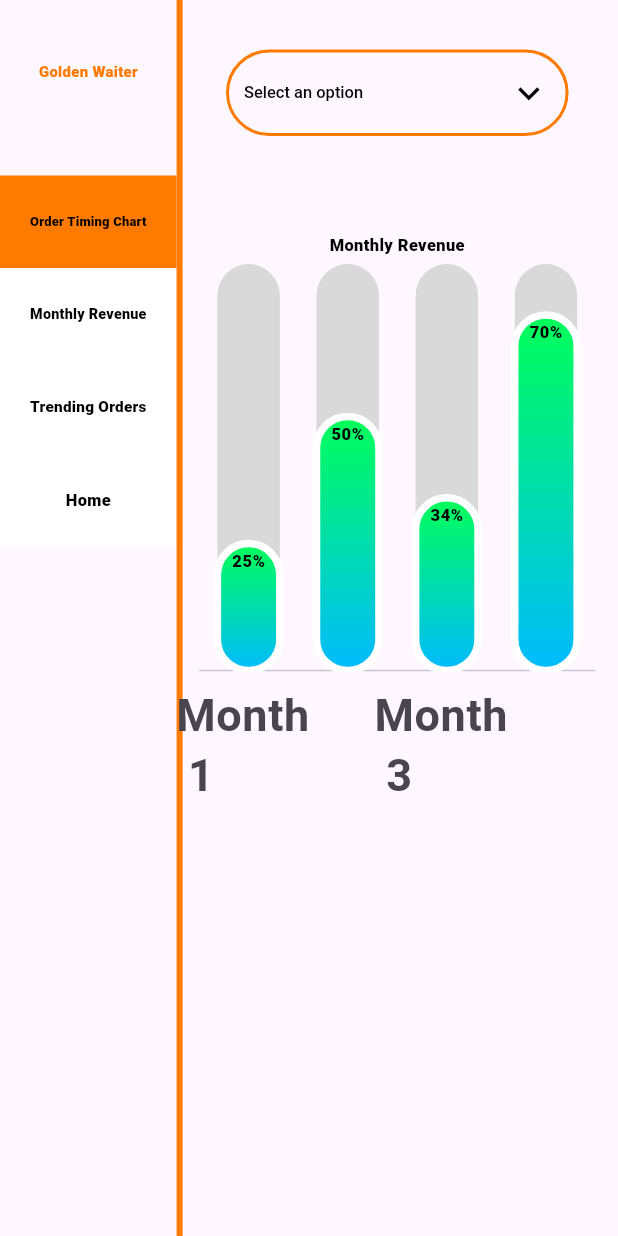
After one commit to AhmedMostafa809/Golden_Waiter, a Flutter app: the MonthlyRevenueTabletLayout screen opened directly, on a phone screen of 412 x 824 dp. The commit adds this screen. Run offline on Flutter 3.47's test engine with Material 3 defaults, Android fonts, the phone set to English and light mode, and no system bars; our stand-ins replace curved_labeled_navigation_bar, device_preview, google_fonts, sizer, syncfusion_flutter_charts.

Commit message:
order_timing_page, done for mobile and tablet. monthly_revenue_page, done for mobile and tablet.

```diff
--- a/lib/app_constants/app_colors.dart
+++ b/lib/app_constants/app_colors.dart
@@ -1,8 +1,8 @@
 import 'package:flutter/material.dart';
 
 class AppColors {
-  static  Color primaryColor = Color(0xffFF7A00);
-  static  Color secondaryColor = Color(0xff1ECBA1);
-  static  Color lightGreenColor = Color(0xff00FF58);
+  static  Color primaryColor = const Color(0xffFF7A00);
+  static  Color secondaryColor = const Color(0xff1ECBA1);
+  static  Color lightGreenColor = const Color(0xff00FF58);
 
 }
--- /dev/null
+++ b/lib/view/tablet_layOut/monthly_revenue_tablet_layout.dart
@@ -0,0 +1,205 @@
+import 'package:flutter/material.dart';
+import 'package:golden_waiter/app_constants/app_colors.dart';
+import 'package:golden_waiter/app_constants/app_fonts.dart';
+import 'package:golden_waiter/view/mobile_layOut/monthly_revenue_mobile_layout.dart';
+import 'package:golden_waiter/view/tablet_layOut/order_timing_tablet_layout.dart';
+import 'package:golden_waiter/widgets/custom_tablet_components/custom_tablet_column.dart';
+import 'package:google_fonts/google_fonts.dart';
+import 'package:sizer/sizer.dart';
+import 'package:syncfusion_flutter_charts/charts.dart';
+
+
+class MonthlyRevenueTabletLayout extends StatefulWidget {
+  const MonthlyRevenueTabletLayout({super.key});
+
+  @override
+  State<MonthlyRevenueTabletLayout> createState() => _MonthlyRevenueTabletLayoutState();
+}
+
+String? _selectedItem;
+
+class _MonthlyRevenueTabletLayoutState extends State<MonthlyRevenueTabletLayout> {
+  @override
+  Widget build(BuildContext context) {
+    final List<ChartData2> chartData = [
+      ChartData2(1, 25),
+      ChartData2(2, 50),
+      ChartData2(3, 34),
+      ChartData2(4, 70),
+    ];
+    return Scaffold(
+      body: Row(
+        crossAxisAlignment: CrossAxisAlignment.start,
+        children: [
+          Expanded(
+              flex: 2,
+              child: CustomSideColumn(
+                selectedIndex: selectedIndex,
+              )
+          ),
+          VerticalDivider(
+            thickness: 4,
+            width: 0,
+            color: AppColors.primaryColor,
+          ),
+          Expanded(
+            flex: 5,
+            child: Column(
+              children: [
+                Padding(
+                  padding:  EdgeInsets.all(8.w),
+                  child: Container(
+                    width: 70.w,
+                    height: 7.h,
+                    padding: const EdgeInsets.symmetric(horizontal: 10, vertical: 4),
+                    decoration: BoxDecoration(
+                      borderRadius: BorderRadius.circular(40),
+                      border: Border.all(
+                        width: 2,
+                        color: const Color(0xffFF7A00),
+                      ),
+                    ),
+                    child: Center(
+                      child: DropdownButton<String>(
+                        style: GoogleFonts.montserratAlternates(
+                          color: Colors.black,
+                          fontSize: getResponsiveFontSize(context, 10.sp),
+                          fontWeight: FontWeight.w500,
+                        ),
+                        elevation: 0,
+                        underline: const SizedBox(),
+                        borderRadius: BorderRadius.circular(30),
+                        icon: Icon(
+                          Icons.keyboard_arrow_down,
+                          size: 7.w,
+                          color: Colors.black,
+                        ),
+                        value: _selectedItem,
+                        onChanged: (newValue) {
+                          setState(() {
+                            _selectedItem = newValue;
+                          });
+                        },
+                        items: <String>[
+                          'Option 1',
+                          'Option 2',
+                          'Option 3',
+                          'Option 4'
+                        ].map((String value) {
+                          return DropdownMenuItem<String>(
+                            value: value,
+                            child: Text(value),
+                          );
+                        }).toList(),
+                        hint: Text('Select an option',  style: GoogleFonts.montserratAlternates(
+                          color: Colors.black,
+                          fontSize: getResponsiveFontSize(context, 10.sp),
+                          fontWeight: FontWeight.w500,
+                        )),
+                        focusColor: Colors.transparent,
+                        isExpanded: true,
+                      ),
+                    ),
+                  ),
+                ),
+                SizedBox(
+                  height: 2.h,
+                ),
+                SizedBox(
+                  height: 50.h,
+                  child: SfCartesianChart(
+                      title: ChartTitle(
+                        text: "Monthly Revenue",
+                        textStyle: GoogleFonts.montserratAlternates(
+                          color: Colors.black,
+                          fontSize: getResponsiveFontSize(context, 10.sp),
+                          fontWeight: FontWeight.w900,
+                        ),
+                      ),
+                      // legend: Legend(
+                      //   legendItemBuilder: (String name, dynamic series,
+                      //       dynamic point, int index) {
+                      //     return Container(
+                      //       height: 20,
+                      //       width: 20,
+                      //       decoration: const BoxDecoration(
+                      //         gradient: LinearGradient(
+                      //           colors: [Color(0xFFFF0063), Color(0xFFFF5C00)],
+                      //           begin: Alignment.centerRight,
+                      //           end: Alignment.centerLeft,
+                      //         ),
+                      //         shape: BoxShape.circle,
+                      //       ),
+                      //     );
+                      //   },
+                      //   isVisible: true,
+                      //   overflowMode: LegendItemOverflowMode.wrap,
+                      //   position: LegendPosition.bottom,
+                      // ),
+                      enableAxisAnimation: true,
+                      borderWidth: 5,
+                      plotAreaBorderColor: Colors.transparent,
+                      // tooltipBehavior: TooltipBehavior(enable: true),
+                      plotAreaBackgroundColor: Colors.transparent,
+                      primaryYAxis: const NumericAxis(
+                        isVisible: false,
+                        labelStyle:
+                        TextStyle(fontSize: 15, fontWeight: FontWeight.bold),
+                        majorTickLines: MajorTickLines(width: 0),
+                        majorGridLines: MajorGridLines(width: 0),
+                      ),
+                      primaryXAxis: const NumericAxis(
+                        isVisible: true,
+                        maximumLabels: 1000,
+                        labelFormat: "Month \n {value}",
+                        interval: 1,
+                        maximum: 4.5,
+                        labelStyle:
+                        TextStyle(fontSize: 30, fontWeight: FontWeight.bold),
+                        // labelFormat:  "{value} AM",
+                        majorTickLines: MajorTickLines(width: 0),
+                        majorGridLines: MajorGridLines(width: 0),
+                      ),
+                      series: <CartesianSeries<ChartData2, int>>[
+                        ColumnSeries<ChartData2, int>(
+                            name: "Orders timing",
+                            width: .7,
+                            spacing: .1,
+                            isTrackVisible: true,
+                            trackColor: const Color(0xFFD9D9D9),
+                            animationDuration: 800,
+                            legendItemText: "Monthly Revenue",
+                            borderRadius: BorderRadius.circular(50),
+                            borderColor: Colors.white,
+                            borderWidth: 5,
+                            dataLabelMapper: (ChartData2 data, _) =>
+                                "${data.y}%".toString(),
+                            dataLabelSettings: DataLabelSettings(
+                              isVisible: true,
+                              textStyle: GoogleFonts.montserratAlternates(
+                                color: Colors.black,
+                                fontSize: getResponsiveFontSize(context, 10.sp),
+                                fontWeight: FontWeight.w900,
+                              ),
+                              overflowMode: OverflowMode.hide,
+                              labelAlignment: ChartDataLabelAlignment.top,
+                              margin: const EdgeInsets.all(20),
+                            ),
+                            gradient: const LinearGradient(
+                              colors: [Color(0xFF00FF58), Color(0xff00BBFF)],
+                              begin: Alignment.topCenter,
+                              end: Alignment.bottomCenter,
+                            ),
+                            dataSource: chartData,
+                            xValueMapper: (ChartData2 data, _) => data.x,
+                            yValueMapper: (ChartData2 data, _) => data.y)
+                      ]),
+                )
+              ],
+            ),
+          ),
+        ],
+      ),
+    );
+  }
+}
--- /dev/null
+++ b/lib/widgets/custom_tablet_components/custom_tablet_column.dart
@@ -0,0 +1,171 @@
+import 'package:flutter/material.dart';
+import 'package:golden_waiter/app_constants/app_colors.dart';
+import 'package:golden_waiter/app_constants/app_fonts.dart';
+import 'package:golden_waiter/view/monthly_revenue_page.dart';
+import 'package:golden_waiter/view/order_timing_page.dart';
+import 'package:golden_waiter/view/tablet_layOut/order_timing_tablet_layout.dart';
+import 'package:google_fonts/google_fonts.dart';
+import 'package:sizer/sizer.dart';
+
+class CustomSideColumn extends StatefulWidget {
+  int selectedIndex;
+
+  CustomSideColumn({super.key, required this.selectedIndex});
+
+  @override
+  State<CustomSideColumn> createState() => _CustomSideColumnState();
+}
+
+class _CustomSideColumnState extends State<CustomSideColumn> {
+  @override
+  Widget build(BuildContext context) {
+    return Column(children: [
+      FittedBox(
+        child: Padding(
+          padding: EdgeInsets.symmetric(vertical: 10.w, horizontal: 20),
+          child: Text(
+            "Golden Waiter",
+            overflow: TextOverflow.ellipsis,
+            maxLines: 2,
+            textWidthBasis: TextWidthBasis.longestLine,
+            style: GoogleFonts.montserratAlternates(
+              color: AppColors.primaryColor,
+              fontSize: getResponsiveFontSize(context, 3.w),
+              fontWeight: FontWeight.w900,
+            ),
+          ),
+        ),
+      ),
+      SizedBox(
+        height: 5.w,
+      ),
+      Column(
+        children: [
+          GestureDetector(
+            onTap: () {
+              setState(() {
+                widget.selectedIndex = 0;
+                selectedIndex = 0;
+                Navigator.pushAndRemoveUntil(
+                    context,
+                    MaterialPageRoute(
+                        builder: (context) =>
+                        const OrderTimingPage()),
+                        (route) => false);
+              });
+            },
+            child: Container(
+              padding: const EdgeInsets.all(20.0),
+              height: 15.w,
+              color: widget.selectedIndex == 0
+                  ? AppColors.primaryColor
+                  : Colors.white,
+              child: Center(
+                child: FittedBox(
+                  child: Text(
+                    'Order Timing Chart',
+                    maxLines: 2,
+                    textWidthBasis: TextWidthBasis.longestLine,
+                    style: GoogleFonts.montserratAlternates(
+                        color: Colors.black,
+                        fontSize: getResponsiveFontSize(context, 15.sp),
+                        fontWeight: FontWeight.w900),
+                  ),
+                ),
+              ),
+            ),
+          ),
+          GestureDetector(
+            onTap: () {
+              setState(() {
+                widget.selectedIndex = 1;
+                selectedIndex = 1;
+                Navigator.pushAndRemoveUntil(
+                    context,
+                    MaterialPageRoute(
+                        builder: (context) =>
+                        const MonthlyRevenuePage()),
+                        (route) => false);
+              });
+            },
+            child: Container(
+              padding: const EdgeInsets.all(20.0),
+              height: 15.w,
+              color: widget.selectedIndex == 1
+                  ? AppColors.primaryColor
+                  : Colors.white,
+              child: Center(
+                child: FittedBox(
+                  child: Text(
+                    'Monthly Revenue',
+                    maxLines: 2,
+                    textWidthBasis: TextWidthBasis.longestLine,
+                    style: GoogleFonts.montserratAlternates(
+                        color: Colors.black,
+                        fontSize: getResponsiveFontSize(context, 15.sp),
+                        fontWeight: FontWeight.w900),
+                  ),
+                ),
+              ),
+            ),
+          ),
+          GestureDetector(
+            onTap: () {
+              setState(() {
+                widget.selectedIndex = 2;
+
+              });
+            },
+            child: Container(
+              padding: const EdgeInsets.all(20.0),
+              height: 15.w,
+              color: widget.selectedIndex == 2
+                  ? AppColors.primaryColor
+                  : Colors.white,
+              child: Center(
+                child: FittedBox(
+                  child: Text(
+                    'Trending Orders',
+                    maxLines: 2,
+                    textWidthBasis: TextWidthBasis.longestLine,
+                    style: GoogleFonts.montserratAlternates(
+                        color: Colors.black,
+                        fontSize: getResponsiveFontSize(context, 15.sp),
+                        fontWeight: FontWeight.w900),
+                  ),
+                ),
+              ),
+            ),
+          ),
+          GestureDetector(
+            onTap: () {
+              setState(() {
+                widget.selectedIndex = 3;
+              });
+            },
+            child: Container(
+              padding: const EdgeInsets.all(20.0),
+              height: 15.w,
+              color: widget.selectedIndex == 3
+                  ? AppColors.primaryColor
+                  : Colors.white,
+              child: Center(
+                child: FittedBox(
+                  child: Text(
+                    'Home',
+                    maxLines: 2,
+                    textWidthBasis: TextWidthBasis.longestLine,
+                    style: GoogleFonts.montserratAlternates(
+                        color: Colors.black,
+                        fontSize: getResponsiveFontSize(context, 10.sp),
+                        fontWeight: FontWeight.w900),
+                  ),
+                ),
+              ),
+            ),
+          ),
+        ],
+      )
+    ]);
+  }
+}
--- a/pubspec.yaml
+++ b/pubspec.yaml
@@ -32,8 +32,8 @@ dependencies:
   get_storage: ^2.1.1
   sizer: ^2.0.15
   google_fonts: ^6.1.1
-  fl_chart: ^0.67.0
   syncfusion_flutter_charts: ^25.1.39+1
+  device_preview: ^1.1.0
   curved_labeled_navigation_bar: ^2.0.2
 
   flutter:
```
Also changed, not shown: lib/main.dart (+19 -3 lines), lib/view/mobile_layOut/monthly_revenue_mobile_layout.dart (+30 -14 lines), lib/view/mobile_layOut/navigation_home_page.dart (+23 -12 lines), lib/view/monthly_revenue_page.dart (added, +23 -0 lines), lib/view/order_timing_page.dart (+5 -4 lines), lib/view/tablet_layOut/order_timing_tablet_layout.dart (+143 -0 lines), lib/widgets/adaptive_layOut.dart (+9 -4 lines), pubspec.lock, 1 other file.
